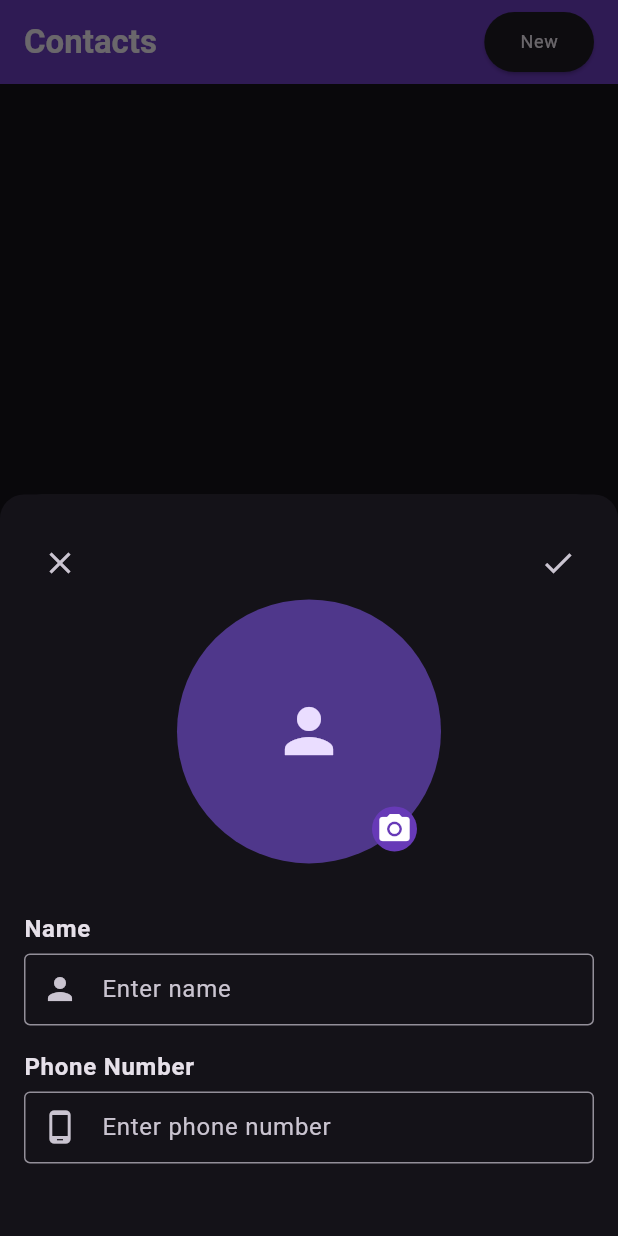
After one commit to MidhunPM-DEV/state_management_tutorial, a Flutter app: the screen it shows after launch, after a tap on "New", on a phone screen of 412 x 824 dp. The commit adds this screen. Run offline on Flutter 3.47's test engine with Material 3 defaults, Android fonts, the phone set to English and light mode, and no system bars; our stand-ins replace flutter_riverpod, image_picker.

Commit message:
completed contact feature

```diff
--- a/lib/features/contacts/model/contact_model.dart
+++ b/lib/features/contacts/model/contact_model.dart
@@ -0,0 +1,27 @@
+import 'dart:io';
+
+import 'package:flutter/material.dart';
+
+@immutable
+class ContactModel {
+  final File? imageFile;
+  final String name;
+  final String phone;
+  const ContactModel({
+    this.imageFile,
+    required this.name,
+    required this.phone,
+  });
+
+  ContactModel copyWith({
+    File? imageFile,
+    String? name,
+    String? phone,
+  }) {
+    return ContactModel(
+      imageFile: imageFile ?? this.imageFile,
+      name: name ?? this.name,
+      phone: phone ?? this.phone,
+    );
+  }
+}
--- /dev/null
+++ b/lib/features/contacts/provider/contact_provider.dart
@@ -0,0 +1,20 @@
+import 'package:flutter_riverpod/flutter_riverpod.dart';
+import 'package:image_picker/image_picker.dart';
+import 'package:state_management_tutorial/features/contacts/model/contact_model.dart';
+
+class ContactNotifier extends Notifier<List<ContactModel>> {
+  @override
+  List<ContactModel> build() {
+    return [];
+  }
+
+  void addContact(ContactModel contact) {
+    state = [contact, ...state];
+  }
+}
+
+final contactsProvider = NotifierProvider<ContactNotifier, List<ContactModel>>(
+  () => ContactNotifier(),
+);
+
+final imageProvider = StateProvider<XFile?>((ref) => null);
--- /dev/null
+++ b/lib/features/contacts/view/page/contact_page.dart
@@ -0,0 +1,124 @@
+import 'dart:io';
+
+import 'package:flutter/material.dart';
+import 'package:flutter_riverpod/flutter_riverpod.dart';
+import 'package:image_picker/image_picker.dart';
+import 'package:state_management_tutorial/features/contacts/model/contact_model.dart';
+import 'package:state_management_tutorial/features/contacts/provider/contact_provider.dart';
+import 'package:state_management_tutorial/features/contacts/view/widgets/contact_field_widget.dart';
+
+import '../widgets/header_widget.dart';
+
+class ConctactPage extends ConsumerWidget {
+  ConctactPage({super.key});
+
+  final name = TextEditingController();
+  final phone = TextEditingController();
+  final formKey = GlobalKey<FormState>();
+
+  @override
+  Widget build(BuildContext context, WidgetRef ref) {
+    final contacts = ref.watch(contactsProvider);
+    return Scaffold(
+      appBar: HeaderWidget(
+        onTapNew: () {
+          showModalBottomSheet(
+            context: context,
+            isScrollControlled: true,
+            builder: (context) => ContactFieldSheet(
+              name: name,
+              phone: phone,
+              formKey: formKey,
+              onSubmit: () {
+                if (formKey.currentState!.validate()) {
+                  ref.read(contactsProvider.notifier).addContact(
+                        ContactModel(
+                          imageFile: ref.watch(imageProvider) == null
+                              ? null
+                              : File(ref.watch(imageProvider)!.path),
+                          name: name.text,
+                          phone: phone.text,
+                        ),
+                      );
+                  name.clear();
+                  phone.clear();
+                  ref.read(imageProvider.notifier).state = null;
+                  Navigator.pop(context);
+                }
+              },
+              onTapImage: () {
+                showDialog(
+                  context: context,
+                  builder: (context) => AlertDialog(
+                    title: const Text("Pick Image From"),
+                    content: Row(
+                      children: [
+                        TextButton.icon(
+                          onPressed: () async {
+                            final imagePicker = ImagePicker();
+                            XFile? image = await imagePicker.pickImage(
+                                source: ImageSource.camera);
+                            if (image != null) {
+                              if (context.mounted) {
+                                Navigator.pop(context);
+                              }
+                            }
+                            ref.read(imageProvider.notifier).state = image;
+                          },
+                          icon: const Icon(Icons.camera),
+                          label: const Text("Camera"),
+                        ),
+                        TextButton.icon(
+                          onPressed: () async {
+                            final imagePicker = ImagePicker();
+                            XFile? image = await imagePicker.pickImage(
+                                source: ImageSource.gallery);
+                            if (image != null) {
+                              Future.sync(() => Navigator.pop(context));
+                            }
+                            ref.read(imageProvider.notifier).state = image;
+                          },
+                          icon: const Icon(Icons.photo),
+                          label: const Text("Gallery"),
+                        ),
+                      ],
+                    ),
+                  ),
+                );
+              },
+            ),
+          );
+        },
+      ),
+      body: contacts.isEmpty
+          ? Center(
+              child: Text(
+                "Add a new contact",
+                style: Theme.of(context).textTheme.bodyLarge,
+              ),
+            )
+          : ListView.builder(
+              itemCount: contacts.length,
+              itemBuilder: (context, index) => Card(
+                child: ListTile(
+                  leading: CircleAvatar(
+                    backgroundImage: contacts[index].imageFile == null
+                        ? null
+                        : FileImage(contacts[index].imageFile!),
+                    child: contacts[index].imageFile == null
+                        ? const Icon(Icons.person)
+                        : null,
+                  ),
+                  title: Text(contacts[index].name),
+                  subtitle: Text(contacts[index].phone),
+                ),
+              ),
+            ),
+      floatingActionButton: FloatingActionButton(
+        onPressed: () {},
+        backgroundColor: Colors.deepPurple,
+        child: const Icon(Icons.dialpad),
+      ),
+    );
+  }
+}
--- /dev/null
+++ b/lib/features/contacts/view/widgets/contact_field_widget.dart
@@ -0,0 +1,166 @@
+import 'dart:io';
+
+import 'package:flutter/material.dart';
+import 'package:flutter_riverpod/flutter_riverpod.dart';
+import 'package:state_management_tutorial/features/contacts/provider/contact_provider.dart';
+
+class ContactFieldSheet extends StatelessWidget {
+  final TextEditingController name;
+  final TextEditingController phone;
+  final GlobalKey<FormState> formKey;
+  final void Function() onSubmit;
+  final VoidCallback onTapImage;
+  const ContactFieldSheet({
+    super.key,
+    required this.name,
+    required this.phone,
+    required this.formKey,
+    required this.onSubmit,
+    required this.onTapImage,
+  });
+
+  @override
+  Widget build(BuildContext context) {
+    return Padding(
+      padding:
+          EdgeInsets.only(bottom: MediaQuery.of(context).viewInsets.bottom),
+      child: Container(
+        width: double.infinity,
+        height: MediaQuery.sizeOf(context).height * .6,
+        decoration: BoxDecoration(
+          color: Theme.of(context).scaffoldBackgroundColor,
+          borderRadius: const BorderRadius.only(
+            topLeft: Radius.circular(16),
+            topRight: Radius.circular(16),
+          ),
+        ),
+        padding: const EdgeInsets.symmetric(horizontal: 16, vertical: 22),
+        child: Form(
+          key: formKey,
+          child: Column(
+            crossAxisAlignment: CrossAxisAlignment.start,
+            children: [
+              Row(
+                mainAxisAlignment: MainAxisAlignment.spaceBetween,
+                children: [
+                  IconButton(
+                    onPressed: () {
+                      Navigator.pop(context);
+                    },
+                    icon: const Icon(Icons.close),
+                  ),
+                  IconButton(
+                    onPressed: onSubmit,
+                    icon: const Icon(Icons.check),
+                  )
+                ],
+              ),
+              Center(
+                child: GestureDetector(
+                  onTap: onTapImage,
+                  child: Stack(
+                    alignment: Alignment.bottomRight,
+                    children: [
+                      Consumer(builder: (_, ref, __) {
+                        return CircleAvatar(
+                          radius: 88,
+                          backgroundImage: ref.watch(imageProvider) == null
+                              ? null
+                              : FileImage(File(ref.watch(imageProvider)!.path)),
+                          child: ref.watch(imageProvider) == null
+                              ? const Icon(
+                                  Icons.person,
+                                  size: 8 * 6,
+                                )
+                              : null,
+                        );
+                      }),
+                      Positioned(
+                        right: 16,
+                        bottom: 8,
+                        child: Container(
+                          decoration: const BoxDecoration(
+                            shape: BoxShape.circle,
+                            color: Colors.deepPurple,
+                          ),
+                          padding: const EdgeInsets.all(3),
+                          child: const Icon(
+                            Icons.photo_camera,
+                            color: Colors.white,
+                          ),
+                        ),
+                      ),
+                    ],
+                  ),
+                ),
+              ),
+              const SizedBox(height: 32),
+              Text(
+                "Name",
+                style: Theme.of(context)
+                    .textTheme
+                    .bodyLarge!
+                    .copyWith(fontWeight: FontWeight.bold),
+              ),
+              const SizedBox(height: 4),
+              TextFormField(
+                controller: name,
+                decoration: const InputDecoration(
+                  border: OutlineInputBorder(),
+                  errorBorder: OutlineInputBorder(
+                      borderSide: BorderSide(
+                    color: Colors.redAccent,
+                  )),
+                  contentPadding: EdgeInsets.symmetric(horizontal: 16),
+                  hintText: "Enter name",
+                  prefixIcon: Icon(Icons.person),
+                ),
+                validator: (value) {
+                  if (value == null || value.isEmpty) {
+                    return "Name Cannot be empty";
+                  }
+                  return null;
+                },
+                keyboardType: TextInputType.name,
+              ),
+              const SizedBox(height: 16),
+              Text(
+                "Phone Number",
+                style: Theme.of(context)
+                    .textTheme
+                    .bodyLarge!
+                    .copyWith(fontWeight: FontWeight.bold),
+              ),
+              const SizedBox(height: 4),
+              TextFormField(
+                controller: phone,
+                decoration: const InputDecoration(
+                  border: OutlineInputBorder(),
+                  errorBorder: OutlineInputBorder(
+                      borderSide: BorderSide(
+                    color: Colors.redAccent,
+                  )),
+                  contentPadding: EdgeInsets.symmetric(horizontal: 16),
+                  hintText: "Enter phone number",
+                  prefixIcon: Icon(Icons.phone_android),
+                  counterText: '',
+                ),
+                maxLength: 10,
+                validator: (value) {
+                  if (value == null || value.isEmpty) {
+                    return "Phone number Cannot be empty";
+                  }
+                  if (value.length < 10) {
+                    return "Enter a valid phone number";
+                  }
+                  return null;
+                },
+                keyboardType: TextInputType.phone,
+              ),
+            ],
+          ),
+        ),
+      ),
+    );
+  }
+}
--- /dev/null
+++ b/lib/features/contacts/view/widgets/header_widget.dart
@@ -0,0 +1,37 @@
+import 'package:flutter/material.dart';
+
+class HeaderWidget extends StatelessWidget implements PreferredSizeWidget {
+  final VoidCallback onTapNew;
+  const HeaderWidget({
+    super.key,
+    required this.onTapNew,
+  });
+
+  @override
+  Widget build(BuildContext context) {
+    return AppBar(
+      title: Text(
+        "Contacts",
+        style: Theme.of(context).textTheme.titleLarge!.copyWith(
+              fontWeight: FontWeight.bold,
+            ),
+      ),
+      backgroundColor: Colors.deepPurple,
+      actions: [
+        Padding(
+          padding: const EdgeInsets.only(right: 16),
+          child: ElevatedButton(
+            onPressed: onTapNew,
+            child: Text(
+              "New",
+              style: Theme.of(context).textTheme.bodySmall,
+            ),
+          ),
+        ),
+      ],
+    );
+  }
+
+  @override
+  Size get preferredSize => const Size(double.infinity, kToolbarHeight);
+}
--- a/lib/main.dart
+++ b/lib/main.dart
@@ -1,10 +1,11 @@
 import 'package:flutter/material.dart';
+import 'package:flutter_riverpod/flutter_riverpod.dart';
+import 'package:state_management_tutorial/features/contacts/view/page/contact_page.dart';
 import 'package:state_management_tutorial/features/todo/controller/todo_notifier.dart';
 import 'package:state_management_tutorial/features/todo/controller/todo_provider.dart';
-import 'package:state_management_tutorial/features/todo/view/todo_page.dart';
 
 void main() {
-  runApp(const MainApp());
+  runApp(const ProviderScope(child: MainApp()));
 }
 
 class MainApp extends StatelessWidget {
@@ -12,13 +13,14 @@ class MainApp extends StatelessWidget {
 
   @override
   Widget build(BuildContext context) {
-    print("Build 1");
     return TodoProvider(
       todoNotifier: TodoNotifier(),
       child: MaterialApp(
         debugShowCheckedModeBanner: false,
-        theme: ThemeData.dark(),
-        home: TodoPage(),
+        theme: ThemeData.dark(
+          useMaterial3: true,
+        ),
+        home: ConctactPage(),
       ),
     );
   }
--- a/pubspec.yaml
+++ b/pubspec.yaml
@@ -9,6 +9,8 @@ environment:
 dependencies:
   flutter:
     sdk: flutter
+  flutter_riverpod: ^2.4.10
+  image_picker: ^1.0.7
 
 dev_dependencies:
   flutter_test:
```
Also changed, not shown: 5 other files.
